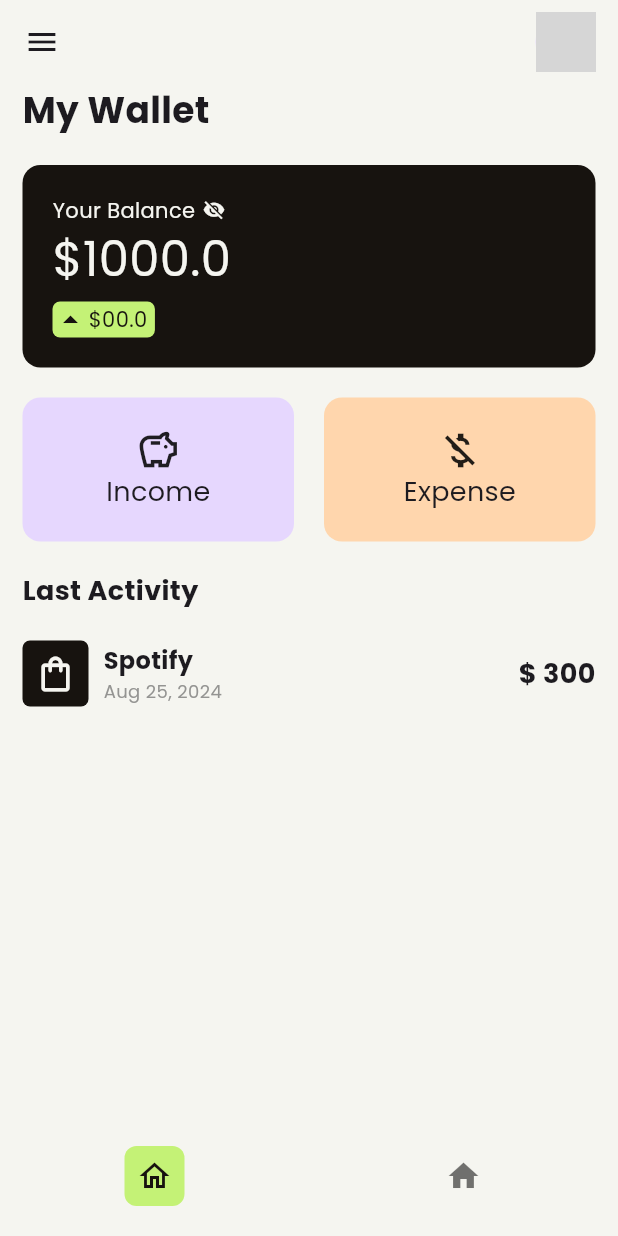
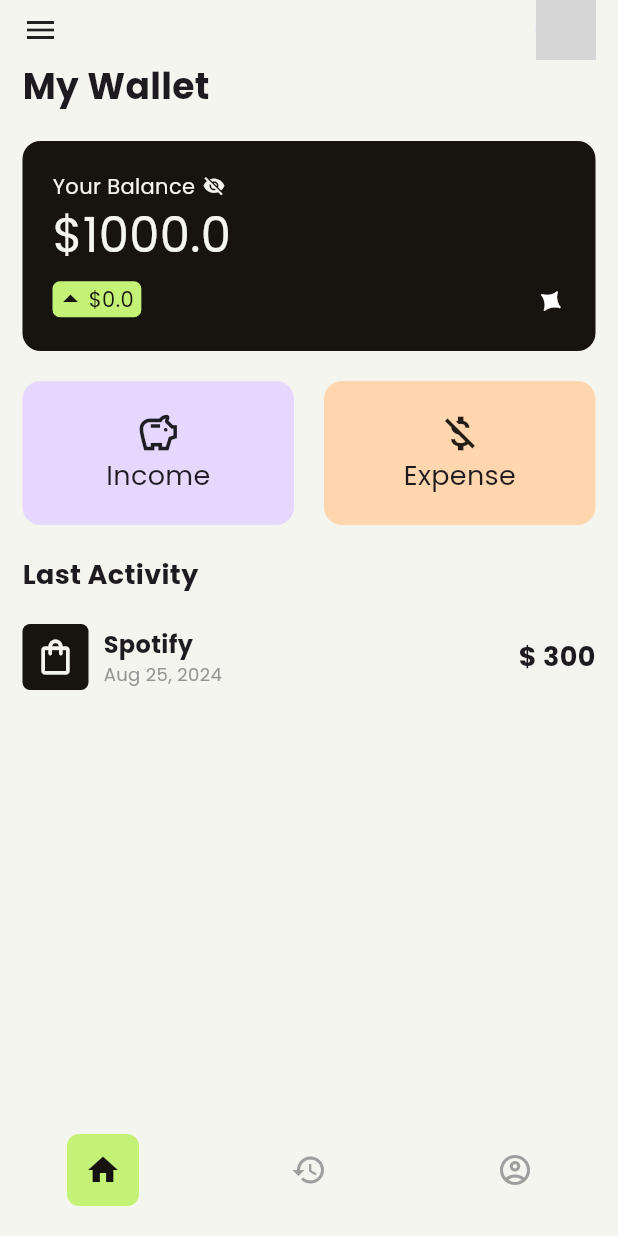
Before and after one commit to diegxperez/VisiApp, a Flutter app: the screen it shows after launch, on a phone screen of 412 x 824 dp. Run offline on Flutter 3.47's test engine with Material 3 defaults, Android fonts, the phone set to English and light mode, and no system bars; our stand-ins replace go_router, google_fonts; network calls fail; grey boxes are pictures that could not be loaded.

Commit message:
Screens + goRouter

```diff
--- /dev/null
+++ b/visi_app/lib/config/router/app_router.dart
@@ -0,0 +1,22 @@
+import 'package:go_router/go_router.dart';
+import 'package:visi_app/screens/historial_screen.dart';
+import 'package:visi_app/screens/profile_screen.dart';
+import '../../screens/home_screen.dart';
+
+// GoRouter configuration
+final appRouter = GoRouter(
+  routes: [
+    GoRoute(
+      path: '/',
+      builder: (context, state) => const HomeScreen(),
+    ),
+    GoRoute(
+      path: '/history',
+      builder: (context, state) => const HistorialScreen(),
+    ),
+    GoRoute(
+      path: '/profile',
+      builder: (context, state) => const ProfileScreen(),
+    ),
+  ],
+);
--- a/visi_app/lib/main.dart
+++ b/visi_app/lib/main.dart
@@ -1,128 +1,27 @@
 import 'package:flutter/material.dart';
 import 'package:google_fonts/google_fonts.dart';
-import 'package:visi_app/utils/widgets/card_balance.dart';
-import 'package:visi_app/utils/widgets/balance_button.dart';
-import 'package:visi_app/utils/widgets/custom_list_tile.dart';
+import 'package:visi_app/config/router/app_router.dart';
 
 void main() {
   runApp(const MyApp());
 }
 
-class MyApp extends StatelessWidget {
+class MyApp extends StatefulWidget {
   const MyApp({super.key});
 
   @override
+  State<MyApp> createState() => _MyAppState();
+}
+
+class _MyAppState extends State<MyApp> {
+  @override
   Widget build(BuildContext context) {
-    return MaterialApp(
+    return MaterialApp.router(
+      routerConfig: appRouter,
       debugShowCheckedModeBanner: false,
       theme: ThemeData(textTheme: GoogleFonts.poppinsTextTheme()),
-      home: Scaffold(
-        backgroundColor: const Color(0xFFF5F5F0),
-        bottomNavigationBar: BottomNavigationBar(
-          backgroundColor: Color(0xFFF5F5F0),
-          showSelectedLabels: false,
-          showUnselectedLabels: false,
-          elevation: 0.0,
-          items: [
-            BottomNavigationBarItem(
-                icon: Container(
-                    decoration: BoxDecoration(
-                        color: Color(0xFFC4F276),
-                        borderRadius: BorderRadius.circular(8)),
-                    child: Padding(
-                      padding: const EdgeInsets.all(8.0),
-                      child: Icon(Icons.home_outlined),
-                    )),
-                label: 'Home'),
-            const BottomNavigationBarItem(
-                icon: Icon(Icons.home), label: 'Home'),
-          ],
-          selectedItemColor: Color(0xFF17130F),
-        ),
-        // APPBAR
-        appBar: AppBar(
-          backgroundColor: const Color(0xFFF5F5F0),
-          leading: const Icon(Icons.menu),
-          actions: const [
-            Padding(
-              padding: EdgeInsets.only(right: 15.0),
-              child: CircleAvatar(
-                backgroundImage: NetworkImage(
-                    'https://img.freepik.com/free-psd/3d-illustration-person-with-sunglasses_23-2149436188.jpg?size=338&ext=jpg&ga=GA1.1.1319243779.1708732800&semt=ais'),
-              ),
-            )
-          ],
-        ),
-        // BODY
-        body: const Padding(
-          padding: EdgeInsets.symmetric(horizontal: 15.0),
-          child: SafeArea(
-              child: Column(
-            crossAxisAlignment: CrossAxisAlignment.start,
-            children: [
-              Row(
-                children: [
-                  Text(
-                    'My Wallet',
-                    style: TextStyle(fontSize: 24, fontWeight: FontWeight.bold),
-                  )
-                ],
-              ),
-
-              SizedBox(
-                height: 20,
-              ),
-              // Cards
-              CardBalance(balance: 1000, benefit: 0, color: Color(0xFF17130F)),
-              SizedBox(
-                height: 20,
-              ),
-              // 2 Buttons Cards
-              Row(
-                children: [
-                  // Income Button
-                  BalanceButton(
-                      color: Color(0xFFE6D7FE),
-                      icons: Icons.savings_outlined,
-                      text: 'Income'),
-                  SizedBox(
-                    width: 20,
-                  ),
-                  // Expense Button
-                  BalanceButton(
-                      color: Color(0xFFFFD6AD),
-                      icons: Icons.money_off_csred_outlined,
-                      text: 'Expense'),
-                ],
-              ),
-              SizedBox(
-                height: 20,
-              ),
-              // Text : Last Activity
-
-              // ListView
-              Column(
-                crossAxisAlignment: CrossAxisAlignment.start,
-                children: [
-                  Text(
-                    'Last Activity',
-                    style: TextStyle(fontWeight: FontWeight.bold, fontSize: 18),
-                  ),
-                  SizedBox(
-                    height: 20,
-                  ),
-                  CustomListTile(
-                    title: 'Spotify',
-                    amount: 300,
-                    icon: Icons.shopping_bag_outlined,
-                    date: 'Aug 25, 2024',
-                  )
-                ],
-              )
-            ],
-          )),
-        ),
-      ),
     );
+    //home: HistorialScreen());
+    //home: const HomeScreen());
   }
 }
--- /dev/null
+++ b/visi_app/lib/screens/home_screen.dart
@@ -0,0 +1,98 @@
+import 'package:flutter/material.dart';
+import 'package:visi_app/ui/balance_button.dart';
+import 'package:visi_app/ui/card_balance.dart';
+import '../widgets/home_screen/custom_bottom_navigation_bar.dart';
+import '../ui/custom_list_tile.dart';
+
+int selectedIndex = 0;
+
+class HomeScreen extends StatefulWidget {
+  const HomeScreen({super.key});
+
+  @override
+  State<HomeScreen> createState() => _HomeScreenState();
+}
+
+class _HomeScreenState extends State<HomeScreen> {
+  @override
+  Widget build(BuildContext context) {
+    return const Scaffold(
+      backgroundColor: Color(0xFFF5F5F0),
+      bottomNavigationBar: CustomBottomNavigationBar(),
+      body: Padding(
+        padding: EdgeInsets.symmetric(horizontal: 15.0),
+        child: SafeArea(
+            child: Column(
+          crossAxisAlignment: CrossAxisAlignment.start,
+          children: [
+            Row(
+              mainAxisAlignment: MainAxisAlignment.spaceBetween,
+              children: [
+                Icon(Icons.menu),
+                CircleAvatar(
+                  backgroundImage: NetworkImage(
+                      'https://img.freepik.com/free-psd/3d-illustration-person-with-sunglasses_23-2149436188.jpg?size=338&ext=jpg&ga=GA1.1.1319243779.1708732800&semt=ais'),
+                ),
+              ],
+            ),
+
+            Text(
+              'My Wallet',
+              style: TextStyle(fontSize: 24, fontWeight: FontWeight.bold),
+            ),
+
+            SizedBox(
+              height: 20,
+            ),
+            // Cards
+            CardBalance(balance: 1000, benefit: 0, color: Color(0xFF17130F)),
+            SizedBox(
+              height: 20,
+            ),
+            // 2 Buttons Cards
+            Row(
+              children: [
+                // Income Button
+                BalanceButton(
+                    color: Color(0xFFE6D7FE),
+                    icons: Icons.savings_outlined,
+                    text: 'Income'),
+                SizedBox(
+                  width: 20,
+                ),
+                // Expense Button
+                BalanceButton(
+                    color: Color(0xFFFFD6AD),
+                    icons: Icons.money_off_csred_outlined,
+                    text: 'Expense'),
+              ],
+            ),
+            SizedBox(
+              height: 20,
+            ),
+
+            // ListView
+            Column(
+              crossAxisAlignment: CrossAxisAlignment.start,
+              children: [
+                Text(
+                  'Last Activity',
+                  style: TextStyle(fontWeight: FontWeight.bold, fontSize: 18),
+                ),
+                SizedBox(
+                  height: 20,
+                ),
+                CustomListTile(
+                  title: 'Spotify',
+                  amount: 300,
+                  icon: Icons.shopping_bag_outlined,
+                  date: 'Aug 25, 2024',
+                )
+              ],
+            )
+          ],
+        )),
+      ),
+    );
+  }
+}
--- /dev/null
+++ b/visi_app/lib/ui/card_balance.dart
@@ -0,0 +1,88 @@
+import 'package:flutter/material.dart';
+
+class CardBalance extends StatelessWidget {
+  final double balance;
+  final double benefit;
+  final color;
+
+  const CardBalance(
+      {super.key,
+      required this.balance,
+      required this.benefit,
+      required this.color});
+
+  @override
+  Widget build(BuildContext context) {
+    //final size = MediaQuery.of(context).size;
+
+    return Container(
+      //width: size.width * 0.9,
+      padding: const EdgeInsets.all(20),
+      decoration: BoxDecoration(
+          color: const Color(0xFF17130F),
+          borderRadius: BorderRadius.circular(12)),
+      child: Column(
+        crossAxisAlignment: CrossAxisAlignment.start,
+        children: [
+          const Row(
+            children: [
+              Text(
+                'Your Balance',
+                style: TextStyle(color: Color(0xFFF5F5F0)),
+              ),
+              SizedBox(
+                width: 5,
+              ),
+              Icon(
+                Icons.visibility_off,
+                color: Color(0xFFF5F5F0),
+                size: 15,
+              ),
+            ],
+          ),
+          Text(
+            '\$' + balance.toString(),
+            style: const TextStyle(color: Color(0xFFF5F5F0), fontSize: 32),
+          ),
+          const SizedBox(
+            height: 5,
+          ),
+          Row(
+            mainAxisAlignment: MainAxisAlignment.spaceBetween,
+            children: [
+              Container(
+                  decoration: BoxDecoration(
+                      color: const Color(0xffC4F276),
+                      borderRadius: BorderRadius.circular(5)),
+                  child: FittedBox(
+                    fit: BoxFit.contain,
+                    child: Padding(
+                      padding: const EdgeInsets.only(right: 5),
+                      child: Row(
+                        children: [
+                          const Icon(
+                            Icons.arrow_drop_up_outlined,
+                            color: Color(0xFF17130F),
+                          ),
+                          Text('\$$benefit', style: TextStyle(color: color))
+                        ],
+                      ),
+                    ),
+                  )),
+              Transform.rotate(
+                angle: 35 * 3.14159 / 180,
+                child: const Text(
+                  '✦',
+                  style: TextStyle(
+                    color: Colors.white,
+                    fontSize: 20,
+                  ),
+                ),
+              )
+            ],
+          )
+        ],
+      ),
+    );
+  }
+}
--- /dev/null
+++ b/visi_app/lib/ui/custom_build_icon.dart
@@ -0,0 +1,40 @@
+import 'package:flutter/material.dart';
+import 'package:visi_app/screens/home_screen.dart';
+
+class CustomBuildIcon extends StatelessWidget {
+  final icon;
+  final index;
+
+  const CustomBuildIcon({super.key, required this.icon, required this.index});
+
+  @override
+  Widget build(BuildContext context) {
+    return Stack(
+      alignment: Alignment.center,
+      children: [
+        Container(
+          decoration: const BoxDecoration(
+              shape: BoxShape.circle, color: Colors.transparent),
+          child: Padding(
+            padding: const EdgeInsets.all(12.0),
+            child: Icon(icon, color: Colors.grey),
+          ),
+        ),
+        if (selectedIndex == index)
+          Container(
+            decoration: BoxDecoration(
+                shape: BoxShape.rectangle,
+                color: const Color(0xFFC4F276),
+                borderRadius: BorderRadius.circular(8.0)),
+            child: Padding(
+              padding: const EdgeInsets.all(12),
+              child: Icon(
+                icon,
+                color: const Color(0xff16120F),
+              ),
+            ),
+          ),
+      ],
+    );
+  }
+}
--- a/visi_app/lib/utils/widgets/card_balance.dart
+++ /dev/null
@@ -1,73 +0,0 @@
-import 'package:flutter/material.dart';
-
-class CardBalance extends StatelessWidget {
-  final double balance;
-  final double benefit;
-  final color;
-
-  const CardBalance(
-      {super.key,
-      required this.balance,
-      required this.benefit,
-      required this.color});
-
-  @override
-  Widget build(BuildContext context) {
-    //final size = MediaQuery.of(context).size;
-
-    return Container(
-      //width: size.width * 0.9,
-      padding: EdgeInsets.all(20),
-      decoration: BoxDecoration(
-          color: Color(0xFF17130F), borderRadius: BorderRadius.circular(12)),
-      child: Column(
-        crossAxisAlignment: CrossAxisAlignment.start,
-        children: [
-          Row(
-            children: [
-              Text(
-                'Your Balance',
-                style: TextStyle(color: Color(0xFFF5F5F0)),
-              ),
-              SizedBox(
-                width: 5,
-              ),
-              Icon(
-                Icons.visibility_off,
-                color: Color(0xFFF5F5F0),
-                size: 15,
-              ),
-            ],
-          ),
-          Text(
-            '\$' + balance.toString(),
-            style: TextStyle(color: Color(0xFFF5F5F0), fontSize: 32),
-          ),
-          SizedBox(
-            height: 5,
-          ),
-          Container(
-              decoration: BoxDecoration(
-                  color: Color(0xffC4F276),
-                  borderRadius: BorderRadius.circular(5)),
-              child: FittedBox(
-                fit: BoxFit.contain,
-                child: Padding(
-                  padding: const EdgeInsets.only(right: 5),
-                  child: Row(
-                    children: [
-                      Icon(
-                        Icons.arrow_drop_up_outlined,
-                        color: Color(0xFF17130F),
-                      ),
-                      Text('\$0' + benefit.toString(),
-                          style: TextStyle(color: color))
-                    ],
-                  ),
-                ),
-              ))
-        ],
-      ),
-    );
-  }
-}
--- /dev/null
+++ b/visi_app/lib/widgets/home_screen/custom_bottom_navigation_bar.dart
@@ -0,0 +1,49 @@
+import 'package:flutter/material.dart';
+import 'package:visi_app/screens/home_screen.dart';
+import 'package:visi_app/ui/custom_build_icon.dart';
+
+class CustomBottomNavigationBar extends StatefulWidget {
+  const CustomBottomNavigationBar({super.key});
+
+  @override
+  State<CustomBottomNavigationBar> createState() =>
+      _CustomBottomNavigationBarState();
+}
+
+class _CustomBottomNavigationBarState extends State<CustomBottomNavigationBar> {
+  @override
+  Widget build(BuildContext context) {
+    return Theme(
+      data: Theme.of(context).copyWith(
+        splashColor: Colors.transparent,
+        highlightColor: Colors.transparent,
+        splashFactory: NoSplash.splashFactory,
+      ),
+      child: BottomNavigationBar(
+        currentIndex: selectedIndex,
+        onTap: (value) {
+          setState(() {
+            selectedIndex = value;
+          });
+        },
+        backgroundColor: const Color(0xFFF5F5F0),
+        showSelectedLabels: false,
+        showUnselectedLabels: false,
+        elevation: 0.0,
+        items: const [
+          BottomNavigationBarItem(
+            icon: CustomBuildIcon(icon: Icons.home, index: 0),
+            label: 'Home',
+          ),
+          BottomNavigationBarItem(
+              icon: CustomBuildIcon(icon: Icons.history, index: 1),
+              label: 'History'),
+          BottomNavigationBarItem(
+              icon: CustomBuildIcon(
+                  icon: Icons.account_circle_outlined, index: 2),
+              label: 'Account'),
+        ],
+      ),
+    );
+  }
+}
--- a/visi_app/pubspec.yaml
+++ b/visi_app/pubspec.yaml
@@ -31,6 +31,7 @@ dependencies:
   cupertino_icons: ^1.0.6
   flutter:
     sdk: flutter
+  go_router: ^13.2.0
   google_fonts: ^6.1.0
 
 dev_dependencies:
```
Also changed, not shown: visi_app/lib/screens/historial_screen.dart (added, +64 -0 lines), visi_app/lib/screens/profile_screen.dart (added, +61 -0 lines), visi_app/lib/ui/custom_list_tile_profile.dart (added, +21 -0 lines), visi_app/lib/utils/constants.dart (added, +17 -0 lines), visi_app/lib/widgets/home_screen/custom_appbar.dart (added, +22 -0 lines), visi_app/lib/ui/balance_button.dart (renamed from visi_app/lib/utils/widgets/balance_button.dart), visi_app/lib/ui/custom_list_tile.dart (renamed from visi_app/lib/utils/widgets/custom_list_tile.dart), visi_app/pubspec.lock.
